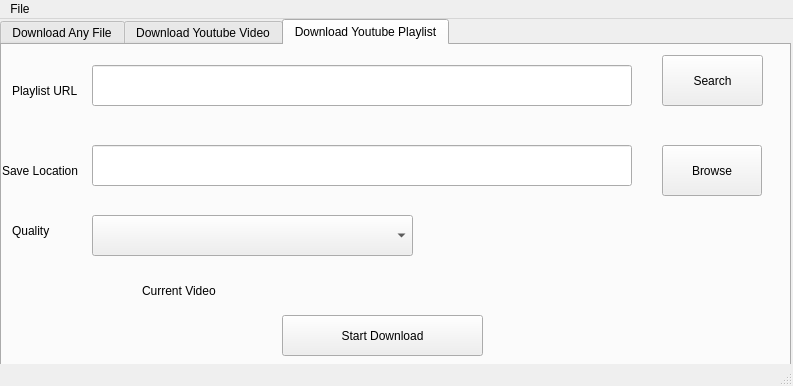
This is main.ui in rafaelsaidbc/download_manager as Qt 5 draws it before an edit. The edited form follows.
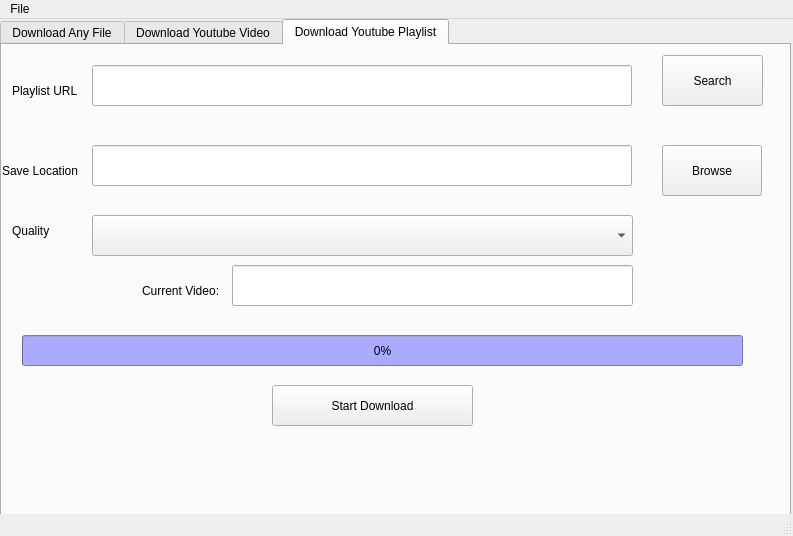
This is the edited form.

Commit message: Playlist download

```diff
--- a/main.ui
+++ b/main.ui
@@ -7,7 +7,7 @@
     <x>0</x>
     <y>0</y>
        <width>793</width>
-       <height>386</height>
+       <height>536</height>
    </rect>
   </property>
   <property name="windowTitle">
@@ -20,7 +20,7 @@
                   <x>0</x>
                   <y>0</y>
                   <width>791</width>
-                  <height>351</height>
+                  <height>531</height>
               </rect>
           </property>
           <property name="currentIndex">
@@ -287,7 +287,7 @@
                       <rect>
                           <x>90</x>
                           <y>170</y>
-                          <width>321</width>
+                          <width>541</width>
                           <height>41</height>
                       </rect>
                   </property>
@@ -341,8 +341,8 @@
               <widget class="QPushButton" name="pushButton_6">
                   <property name="geometry">
                       <rect>
-                          <x>280</x>
-                          <y>270</y>
+                          <x>270</x>
+                          <y>340</y>
                           <width>201</width>
                           <height>41</height>
                       </rect>
@@ -356,12 +356,12 @@
                       <rect>
                           <x>140</x>
                           <y>230</y>
-                          <width>281</width>
+                          <width>91</width>
                           <height>31</height>
                       </rect>
                   </property>
                   <property name="text">
-                      <string>Current Video</string>
+                      <string>Current Video:</string>
                   </property>
               </widget>
               <widget class="QPushButton" name="pushButton_8">
@@ -380,6 +380,46 @@
                       <string>Search</string>
                   </property>
               </widget>
+              <widget class="QProgressBar" name="progressBar_3">
+                  <property name="geometry">
+                      <rect>
+                          <x>20</x>
+                          <y>290</y>
+                          <width>721</width>
+                          <height>31</height>
+                      </rect>
+                  </property>
+                  <property name="styleSheet">
+                      <string notr="true">QProgressBar{
+                          background-color: rgb(85,255,0);
+                          background-color: rgb(170,170,255);
+
+                          }
+                      </string>
+                  </property>
+                  <property name="value">
+                      <number>0</number>
+                  </property>
+              </widget>
+              <widget class="QLineEdit" name="lineEdit_7">
+                  <property name="geometry">
+                      <rect>
+                          <x>230</x>
+                          <y>220</y>
+                          <width>401</width>
+                          <height>41</height>
+                      </rect>
+                  </property>
+                  <property name="styleSheet">
+                      <string notr="true">background-color: qconicalgradient(cx:0, cy:0, angle:135, stop:0 rgba(255,
+                          255, 0, 69), stop:0.375 rgba(255, 255, 0, 69), stop:0.423533 rgba(251, 255, 0, 145), stop:0.45
+                          rgba(247, 255, 0, 208), stop:0.477581 rgba(255, 244, 71, 130), stop:0.518717 rgba(255, 218,
+                          71, 130), stop:0.55 rgba(255, 255, 0, 255), stop:0.57754 rgba(255, 203, 0, 130), stop:0.625
+                          rgba(255, 255, 0, 69), stop:1 rgba(255, 255, 0, 69));
+                          font: 75 12pt &quot;MS Shell Dlg 2&quot;;
+                      </string>
+                  </property>
+              </widget>
           </widget>
    </widget>
   </widget>
```
Left out of the diff: 25 changed lines with no effect on the pictures. The commit also changes 1 other file.
